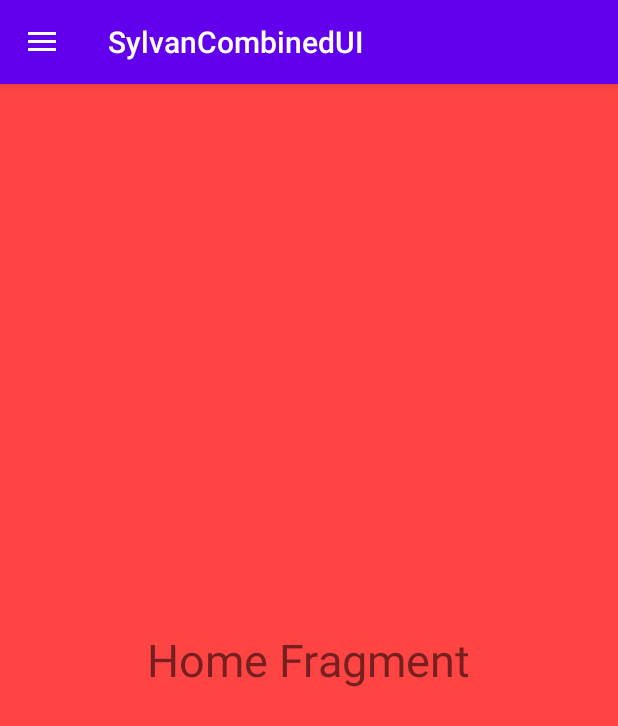
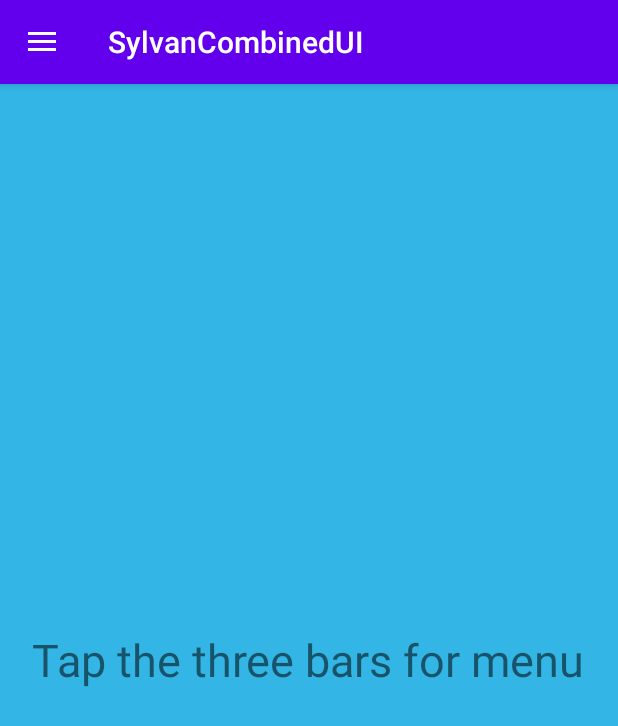
Before and after one commit to Early-Bird-Two-Touch-Point-of-Sale/SylvanCombinedUI, an Android app: the HomeFragment screen opened directly, with no data from a screen before it, on a phone screen of 412 x 824 dp. Shown: the top 726 px of the screen. Run offline under Robolectric (Android 15) with nearby library versions, the phone set to English and light mode, and no system bars.

Commit message:
Formatted Home Fragment to look nicer on the eyes

```diff
--- a/app/src/main/res/layout/fragment_home.xml
+++ b/app/src/main/res/layout/fragment_home.xml
@@ -1,12 +1,12 @@
 <?xml version="1.0" encoding="utf-8"?>
 <RelativeLayout xmlns:android="http://schemas.android.com/apk/res/android"
     android:layout_width="match_parent" android:layout_height="match_parent"
-    android:background="@android:color/holo_red_light">
+    android:background="@android:color/holo_blue_light">
 
     <TextView
         android:layout_width="wrap_content"
         android:layout_height="wrap_content"
-        android:text="Home Fragment"
+        android:text="Tap the three bars for menu"
         android:textSize="30sp"
         android:layout_centerInParent="true"/>
 
```
